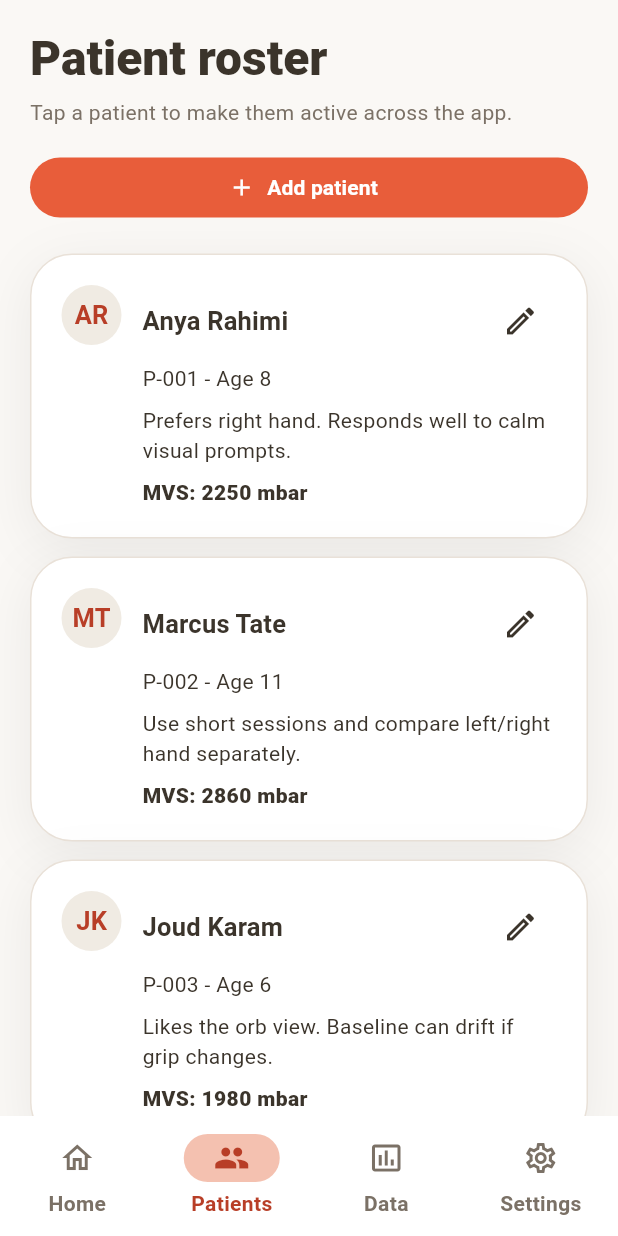
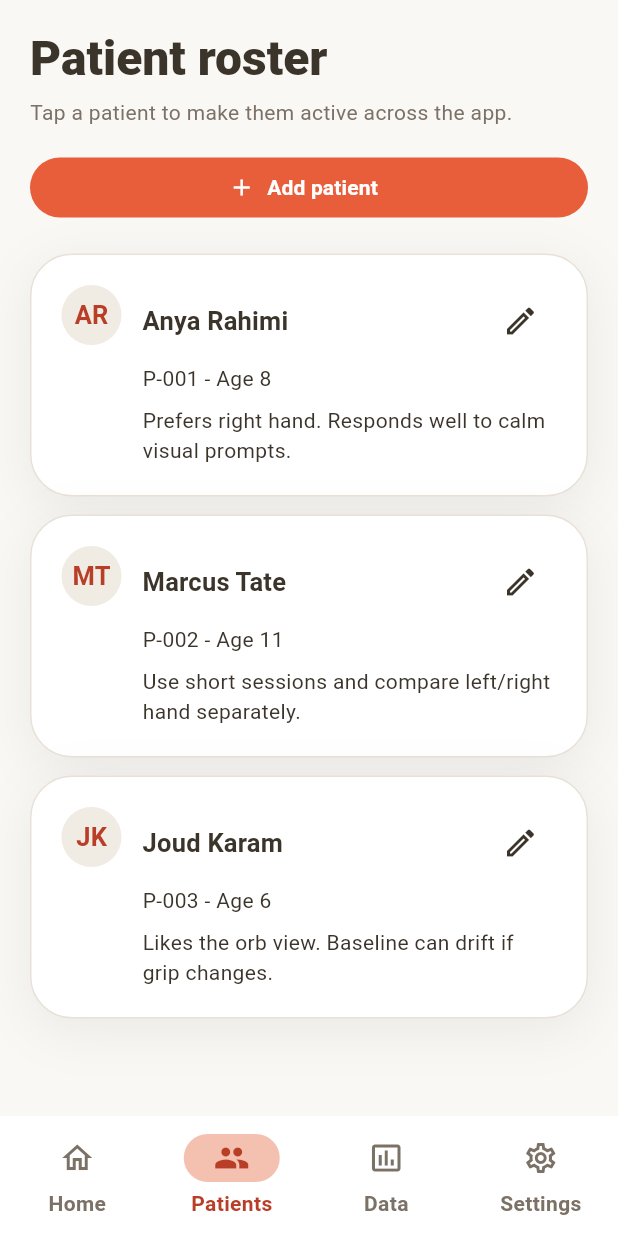
Before and after one commit to cyaisaperson/ShirogumaFlutter, a Flutter app: the screen it shows after launch, item 2 of the bottom bar chosen, on a phone screen of 412 x 824 dp. Run offline on Flutter 3.47's test engine with Material 3 defaults, Android fonts, the phone set to English and light mode, and no system bars; our stand-ins replace device_info_plus, flutter_blue_plus, permission_handler, shared_preferences.

Commit message:
style: hide mvs from patient cards

```diff
--- a/shiroguma_squeeze_app/lib/screens/patients_screen.dart
+++ b/shiroguma_squeeze_app/lib/screens/patients_screen.dart
@@ -1,6 +1,5 @@
 import 'package:flutter/material.dart';
 
-import '../models/calibration.dart';
 import '../models/patient.dart';
 import '../state/app_state_scope.dart';
 import '../theme/app_colors.dart';
@@ -39,7 +38,6 @@ class PatientsScreen extends StatelessWidget {
           for (final patient in appState.patients) ...[
             _PatientCard(
               patient: patient,
-              calibration: appState.calibrationForPatient(patient.id),
               isActive: appState.settings.activePatientId == patient.id,
               onTap: () =>
                   AppStateScope.read(context).setActivePatient(patient.id),
@@ -106,14 +104,12 @@ class PatientsScreen extends StatelessWidget {
 class _PatientCard extends StatelessWidget {
   const _PatientCard({
     required this.patient,
-    required this.calibration,
     required this.isActive,
     required this.onTap,
     required this.onEdit,
   });
 
   final Patient patient;
-  final Calibration? calibration;
   final bool isActive;
   final VoidCallback onTap;
   final VoidCallback onEdit;
@@ -175,11 +171,6 @@ class _PatientCard extends StatelessWidget {
                 ),
                 const SizedBox(height: 8),
                 Text(patient.description),
-                const SizedBox(height: 8),
-                Text(
-                  _mvsLabel(calibration),
-                  style: const TextStyle(fontWeight: FontWeight.w800),
-                ),
               ],
             ),
           ),
@@ -194,13 +185,6 @@ class _PatientCard extends StatelessWidget {
       return parts.first.substring(0, 1).toUpperCase();
     }
     return '${parts.first[0]}${parts.last[0]}'.toUpperCase();
-  }
-
-  String _mvsLabel(Calibration? calibration) {
-    if (calibration == null) {
-      return 'MVS: Not calibrated';
-    }
-    return 'MVS: ${calibration.mvsPressure.toStringAsFixed(0)} mbar';
   }
 }
 
```
Also changed, not shown: 2 other files.
